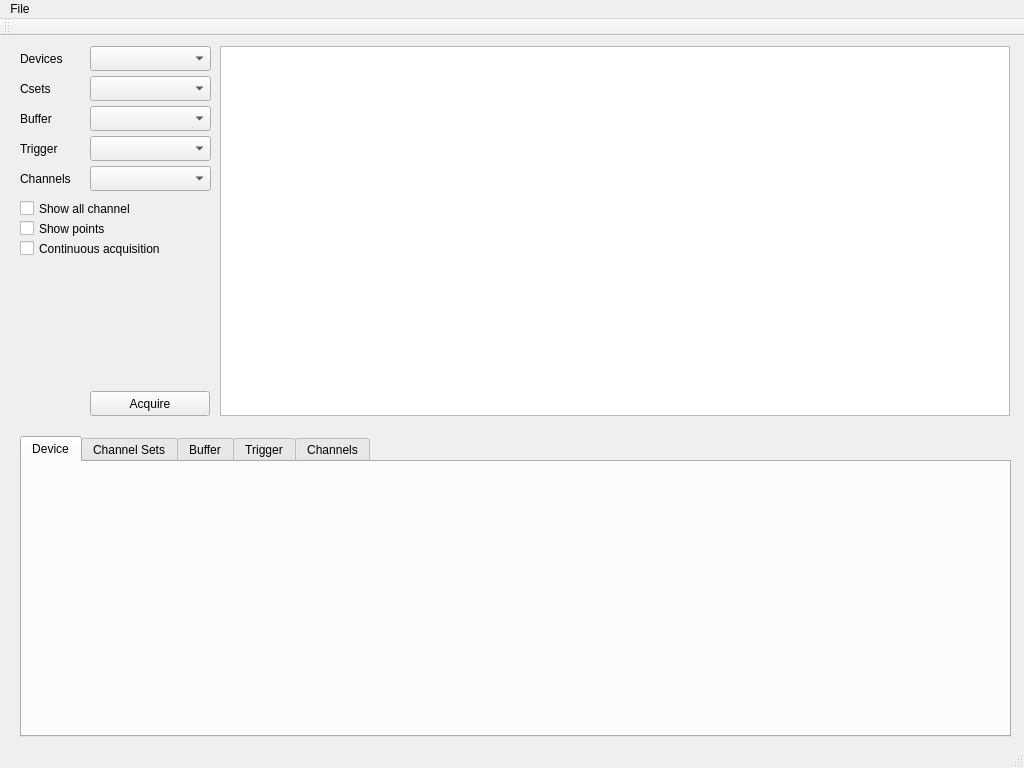
Before: the Qt Designer form zgui.ui in FedericoVaga/zGUI, drawn with Qt 5.
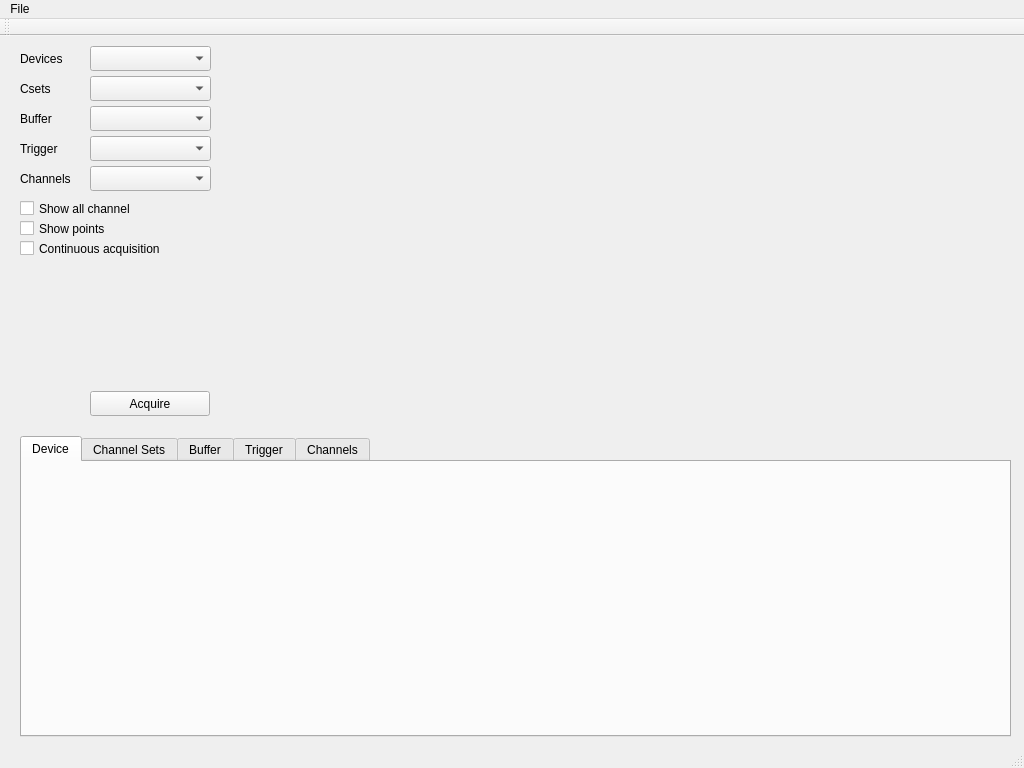
After: the same form once the commit is applied.

Commit message: GUI: use Plot object directly in the GUI

Diff of the .ui file:
```diff
--- a/zgui.ui
+++ b/zgui.ui
@@ -170,16 +170,6 @@
      </rect>
     </property>
    </widget>
-   <widget class="QGraphicsView" name="graph">
-    <property name="geometry">
-     <rect>
-      <x>220</x>
-      <y>10</y>
-      <width>790</width>
-      <height>370</height>
-     </rect>
-    </property>
-   </widget>
    <widget class="QPushButton" name="btnAcq">
     <property name="geometry">
      <rect>
```
Left out of the diff: 2 changed lines with no effect on the pictures. The commit also changes 2 other files.
